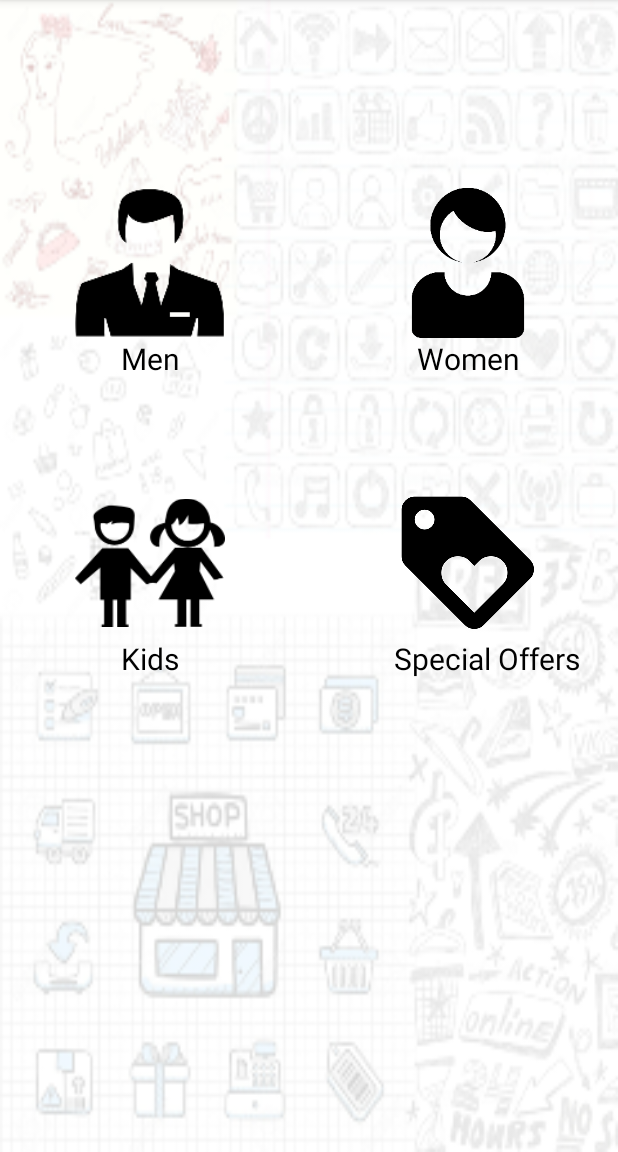
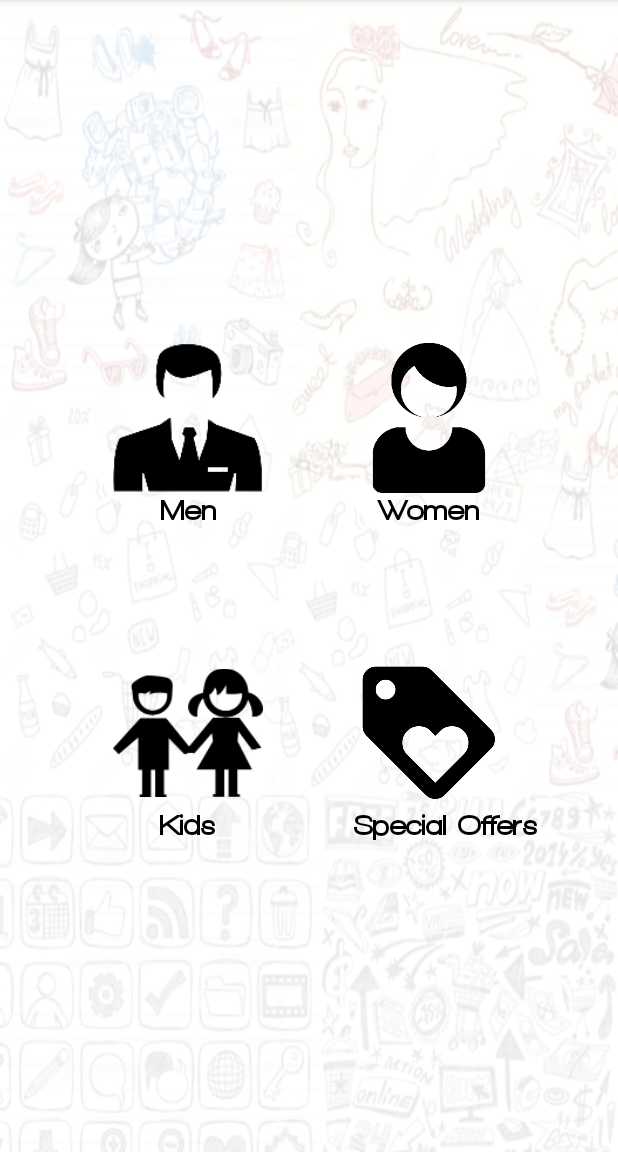
Before and after one commit to 99smglobal/Erisedv2.0, an Android app: the Home screen opened directly, with no data from a screen before it, with the options menu open, on a phone screen of 412 x 824 dp, the part 84-1236 px from its top. Run offline under Robolectric (Android 15) with nearby library versions, the phone set to English and light mode, and no system bars; Roboto replaces fonts that are not available here; 2 statements that could not run were skipped.

Commit message:
Initial commit bro.. Places fonts override everything deleted..So just pull this.

```diff
--- a/app/build.gradle
+++ b/app/build.gradle
@@ -22,5 +22,4 @@ android {
 dependencies {
     compile fileTree(dir: 'libs', include: ['*.jar'])
     compile 'com.android.support:appcompat-v7:22.2.1'
-    compile 'com.google.android.gms:play-services:7.5.0'
-}
+    }
--- a/app/src/main/java/in/erised/android/erised/Home.java
+++ b/app/src/main/java/in/erised/android/erised/Home.java
@@ -9,6 +9,7 @@ import android.app.Activity;
 //import android.content.Intent;
 //import android.graphics.Typeface;
 
+import android.graphics.Typeface;
 import android.support.v4.app.Fragment;
 import android.os.Bundle;
 
@@ -24,18 +25,14 @@ import android.widget.TextView;
 
 
 
-/**
- * Created by Akshay on 22/07/15.
- */
 public class Home extends Fragment {
 
-    TextView menTxt,womenTxt,kidTxt,offersTxt;
-    ImageView men,women,kids;
-//    Typeface tf= Typeface.createFromAsset(getActivity().getAssets(),"fonts/Walkway Black.ttf");
+    TextView menTxt,womenTxt,kidTxt,offersTxt, nullTxt;
+    ImageButton men,women,kids, offers;
+//
+    public static Home newInstance() {
+        return new Home();
 
-    public static Home newInstance() {
-        Home fragment = new Home();
-        return fragment;
     }
 
     public Home() {
@@ -43,9 +40,8 @@ public class Home extends Fragment {
 
     @Override
     public View onCreateView(LayoutInflater inflater, ViewGroup container, Bundle savedInstanceState) {
-        View rootView = inflater.inflate(R.layout.home, container, false);
+        return  inflater.inflate(R.layout.home, container, false);
 
-        return rootView;
 
 
     }
@@ -63,24 +59,33 @@ public class Home extends Fragment {
        // Drawable d  = getResources().getDrawable(R.drawable.kid);
        // iv.setImageDrawable(d);
 
+        Typeface tf= Typeface.createFromAsset(getActivity().getAssets(),"fonts/Walkway Black.ttf");
+
+
         menTxt= (TextView)getActivity().findViewById(R.id.men_txt);
-      //  menTxt.setTypeface(tf);
+       menTxt.setTypeface(tf);
         menTxt.setText("Men");
 
         womenTxt= (TextView)getActivity().findViewById(R.id.women_txt);
-     //   womenTxt.setTypeface(tf);
+       womenTxt.setTypeface(tf);
         womenTxt.setText("Women");
 
         kidTxt= (TextView) getActivity().findViewById(R.id.kids_txt);
-      //  kidTxt.setTypeface(tf);
+        kidTxt.setTypeface(tf);
         kidTxt.setText("Kids");
 
         offersTxt= (TextView) getActivity().findViewById(R.id.offers_txt);
-    //    offersTxt.setTypeface(tf);
+        offersTxt.setTypeface(tf);
         offersTxt.setText("Special Offers");
+
+        nullTxt= (TextView)getActivity().findViewById(R.id.null_txt);
+        nullTxt.setText("");
 
         men= (ImageButton) getActivity().findViewById(R.id.man_btn);
         women= (ImageButton) getActivity().findViewById(R.id.woman_btn);
+
+        offers= (ImageButton)getActivity().findViewById(R.id.offers_btn);
+
 
         men.setOnClickListener(new View.OnClickListener() {
             @Override
--- a/app/src/main/res/layout/home.xml
+++ b/app/src/main/res/layout/home.xml
@@ -3,65 +3,72 @@
     android:layout_width="match_parent"
     android:layout_height="match_parent"
 
-    android:background="@drawable/bkgfinal"
+    android:background="@drawable/startsplash"
     xmlns:android="http://schemas.android.com/apk/res/android">
 
     <ImageButton
         android:layout_width="100dp"
         android:layout_height="100dp"
         android:id="@+id/man_btn"
-        android:layout_marginTop="125dp"
         android:src="@drawable/man"
         android:scaleType="fitCenter"
         android:background="#00000000"
-        android:layout_alignParentTop="true"
-        android:layout_alignParentLeft="true"
-        android:layout_alignParentStart="true"
-        android:layout_marginLeft="50dp" />
+        android:layout_alignParentTop="false"
+        android:layout_alignParentLeft="false"
+        android:layout_alignParentStart="false"
+        android:layout_above="@+id/null_txt"
+        android:layout_marginBottom="50dp"
+        android:layout_toLeftOf="@+id/null_txt"
+        android:layout_marginRight="25dp" />
 
     <ImageButton
         android:layout_width="100dp"
         android:layout_height="100dp"
         android:id="@+id/woman_btn"
         android:layout_alignTop="@+id/man_btn"
-        android:layout_alignParentRight="true"
-        android:layout_alignParentEnd="true"
+        android:layout_alignParentRight="false"
+        android:layout_alignParentEnd="false"
         android:src="@drawable/woman"
         android:scaleType="fitCenter"
         android:background="#00000000"
-        android:layout_marginRight="50dp" />
+        android:layout_toRightOf="@+id/null_txt"
+        android:layout_marginLeft="25dp" />
 
     <ImageButton
         android:layout_width="100dp"
         android:layout_height="100dp"
         android:id="@+id/kid_btn"
-        android:layout_below="@+id/man_btn"
         android:background="#00000000"
         android:src="@drawable/kid"
         android:scaleType="fitCenter"
-        android:layout_marginTop="100dp"
-        android:layout_marginLeft="50dp" />
+        android:layout_alignParentBottom="false"
+        android:layout_below="@+id/null_txt"
+        android:layout_marginTop="50dp"
+        android:layout_toLeftOf="@+id/null_txt"
+        android:layout_marginRight="25dp" />
 
     <ImageButton
         android:layout_width="100dp"
         android:layout_height="100dp"
         android:id="@+id/offers_btn"
         android:layout_alignTop="@+id/kid_btn"
-        android:layout_alignParentRight="true"
-        android:layout_alignParentEnd="true"
+        android:layout_alignParentRight="false"
+        android:layout_alignParentEnd="false"
         android:src="@drawable/offers"
         android:background="#00000000"
-        android:layout_marginRight="50dp" />
+        android:layout_toRightOf="@+id/null_txt"
+        android:layout_marginLeft="25dp" />
 
     <TextView
         android:layout_width="100dp"
         android:layout_height="wrap_content"
         android:text="New Text"
         android:id="@+id/men_txt"
-        android:layout_below="@+id/man_btn"
         android:layout_alignLeft="@+id/man_btn"
         android:layout_alignStart="@+id/man_btn"
-        style="@style/TextFont" />
+        style="@style/TextFont"
+        android:layout_alignTop="@+id/man_btn"
+        android:layout_marginTop="100dp" />
 
     <TextView
         android:layout_width="100dp"
@@ -78,19 +85,27 @@
         android:layout_height="wrap_content"
         android:text="New Text"
         android:id="@+id/kids_txt"
-        android:layout_below="@+id/kid_btn"
         android:layout_alignLeft="@+id/kid_btn"
         android:layout_alignStart="@+id/kid_btn"
-        style="@style/TextFont" />
+        style="@style/TextFont"
+        android:layout_alignTop="@+id/offers_txt" />
 
     <TextView
         android:layout_width="wrap_content"
         android:layout_height="wrap_content"
         android:text="New Text"
         android:id="@+id/offers_txt"
-        android:layout_alignBottom="@+id/kids_txt"
         android:layout_alignLeft="@+id/offers_btn"
         android:layout_alignStart="@+id/offers_btn"
-        style="@style/TextFont" />
+        style="@style/TextFont"
+        android:layout_below="@+id/offers_btn" />
+
+    <TextView
+        android:layout_width="10dp"
+        android:layout_height="10dp"
+        android:text="New Text"
+        android:id="@+id/null_txt"
+        android:layout_centerVertical="true"
+        android:layout_centerHorizontal="true" />
 
 </RelativeLayout>
--- a/app/src/main/res/layout/splash.xml
+++ b/app/src/main/res/layout/splash.xml
@@ -4,8 +4,8 @@
     android:background="@drawable/bkgfinal">
 
     <ImageView
-        android:layout_width="wrap_content"
-        android:layout_height="wrap_content"
+        android:layout_width="200dp"
+        android:layout_height="200dp"
         android:id="@+id/imageView"
         android:layout_centerVertical="true"
         android:layout_centerHorizontal="true"
```
Also changed, not shown: app/src/main/java/in/erised/android/erised/Application.java (deleted, +0 -12 lines), app/src/main/java/in/erised/android/erised/FontsOverride.java (deleted, +0 -31 lines), app/src/main/java/in/erised/android/erised/Place.java (deleted, +0 -31 lines), app/src/main/res/drawable-hdpi/startsplash.png (added), 2 other files.
